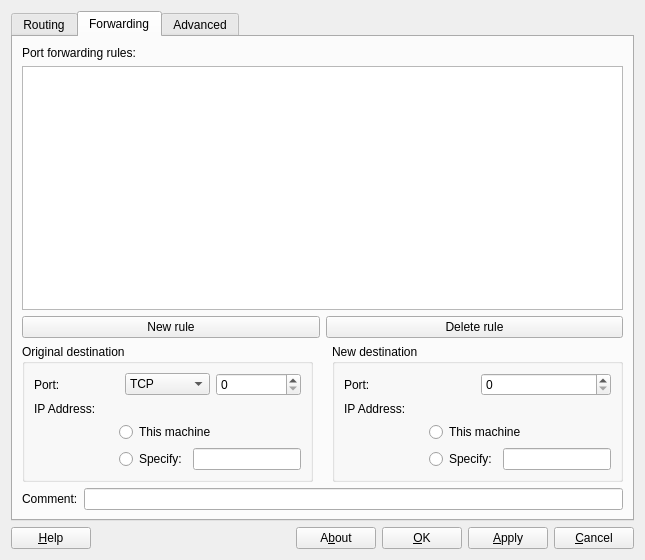
Qt form guidedogwindow.ui (antocm/guidedog) before a commit.
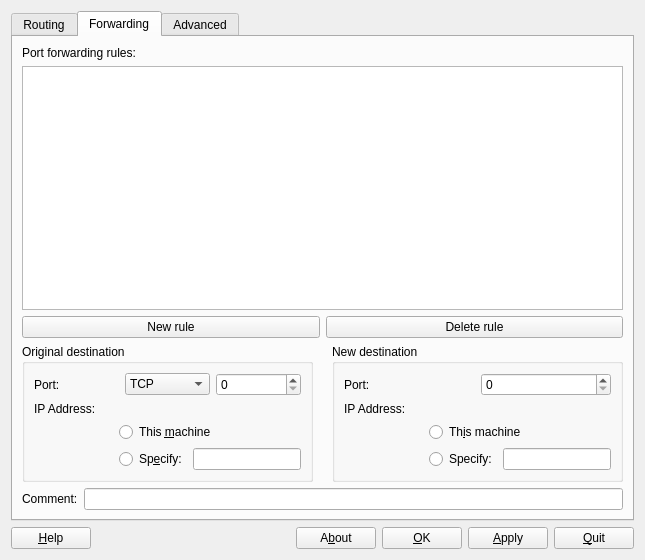
The same form after that commit. The open tabs and pages were chosen to show the change. Icons and pictures are not drawn. Custom widgets are drawn as their Qt base class.

Commit message: Changed "Cancel" buttton to "Quit"

What changed in the file:
```diff
--- a/guidedogwindow.ui
+++ b/guidedogwindow.ui
@@ -484,7 +484,7 @@
               <item row="0" column="1" colspan="2">
                <widget class="QRadioButton" name="originalthismachineradio">
                 <property name="text">
-                 <string>This machine</string>
+                 <string>This &amp;machine</string>
                 </property>
                </widget>
               </item>
@@ -504,7 +504,7 @@
               <item row="1" column="1">
                <widget class="QRadioButton" name="originalspecifyradio">
                 <property name="text">
-                 <string>Specify:</string>
+                 <string>Sp&amp;ecify:</string>
                 </property>
                </widget>
               </item>
@@ -607,7 +607,7 @@
               <item row="0" column="1" colspan="2">
                <widget class="QRadioButton" name="newthismachineradio">
                 <property name="text">
-                 <string>This machine</string>
+                 <string>Th&amp;is machine</string>
                 </property>
                </widget>
               </item>
@@ -822,7 +822,7 @@
      <item>
       <widget class="QPushButton" name="cancelButton">
        <property name="text">
-        <string>&amp;Cancel</string>
+        <string>&amp;Quit</string>
        </property>
       </widget>
      </item>
```
Left out of the diff: 2 changed lines with no effect on the pictures. The commit also changes 2 other files.
